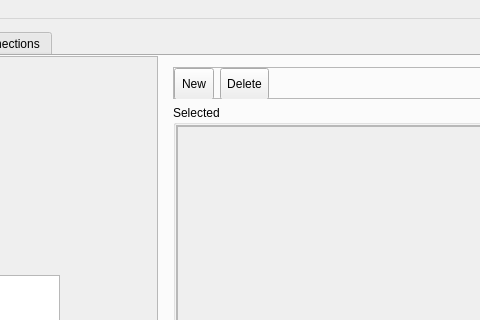
The window that mainwindow.ui (huderlem/porymap) describes before a commit, drawn with Qt 5; both pictures show x 498 to 978 and y 0 to 320 of the 1117 by 747 pixel window.
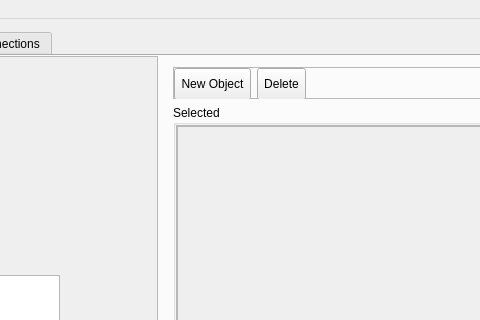
The same window after the commit. The open tabs and pages were chosen to show the change. Icons and pictures are not drawn. Custom widgets are drawn as their Qt base class.

Commit message: Add menu to 'add event' button

What changed in the file:
```diff
--- a/mainwindow.ui
+++ b/mainwindow.ui
@@ -904,13 +904,7 @@
                  <number>0</number>
                 </property>
                 <item>
-                 <widget class="QToolButton" name="toolButton_newObject">
-                  <property name="sizePolicy">
-                   <sizepolicy hsizetype="Fixed" vsizetype="Fixed">
-                    <horstretch>0</horstretch>
-                    <verstretch>0</verstretch>
-                   </sizepolicy>
-                  </property>
+                 <widget class="NewEventToolButton" name="newEventToolButton">
                   <property name="minimumSize">
                    <size>
                     <width>40</width>
@@ -918,7 +912,7 @@
                    </size>
                   </property>
                   <property name="text">
-                   <string>New</string>
+                   <string>New Object</string>
                   </property>
                   <property name="icon">
                    <iconset resource="resources/images.qrc">
@@ -1794,6 +1788,11 @@
    <extends>QGraphicsView</extends>
    <header>graphicsview.h</header>
   </customwidget>
+  <customwidget>
+   <class>NewEventToolButton</class>
+   <extends>QToolButton</extends>
+   <header>neweventtoolbutton.h</header>
+  </customwidget>
  </customwidgets>
  <resources>
   <include location="resources/images.qrc"/>
```
Left out of the diff: 2 changed lines with no effect on the pictures. The commit also changes 10 other files.
